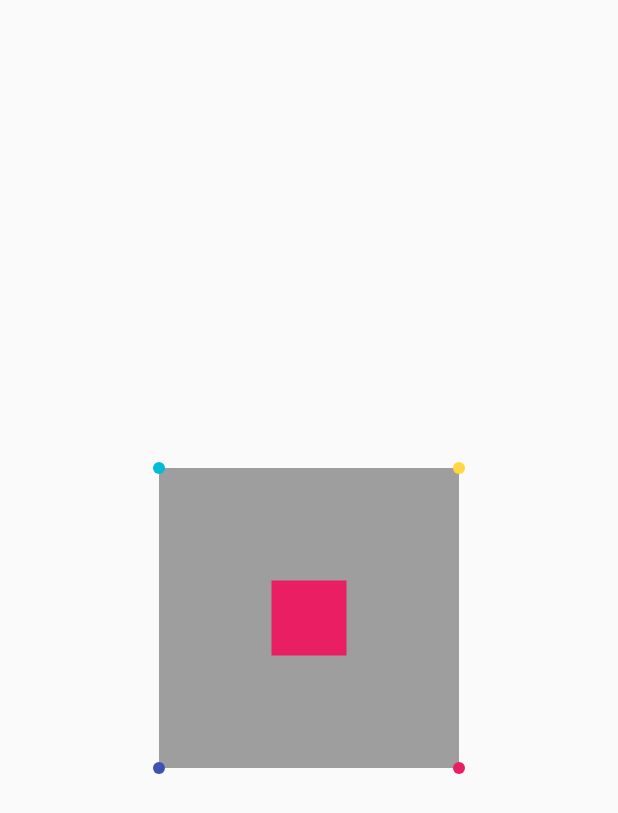
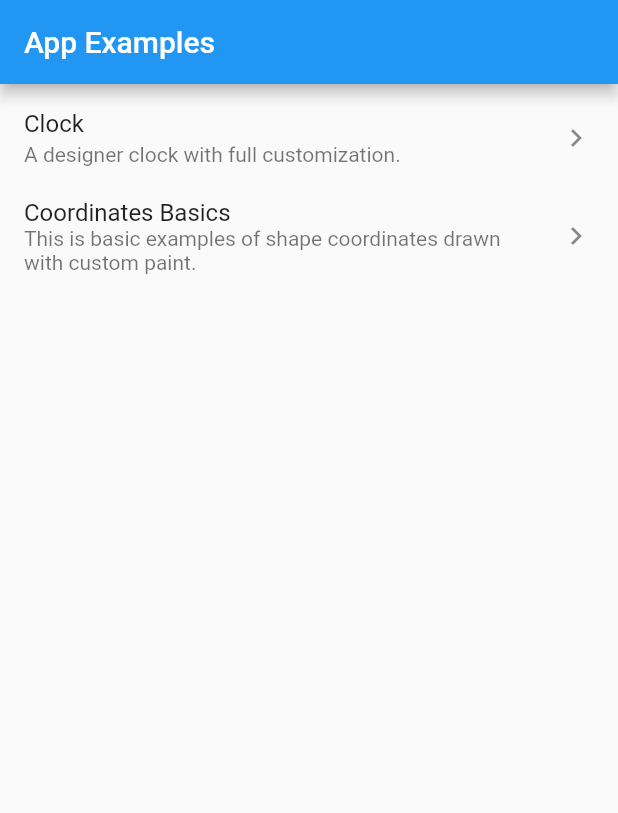
Before and after one commit to idipak/my_experiments_flutter, a Flutter app: the screen it shows after launch, on a phone screen of 412 x 824 dp. Shown: the top 813 px of the screen. Run offline on Flutter 3.47's test engine with Material 2 defaults, Android fonts, the phone set to English and light mode, and no system bars.

Commit message:
Generated routes implementation

```diff
--- a/lib/clock/widgets/clock.dart
+++ b/lib/clock/widgets/clock.dart
@@ -4,6 +4,7 @@ import 'dart:math';
 import 'package:flutter/material.dart';
 
 class ClockView extends StatefulWidget {
+  static const route = "/route";
   const ClockView({Key? key}) : super(key: key);
 
   @override
@@ -11,11 +12,12 @@ class ClockView extends StatefulWidget {
 }
 
 class _ClockViewState extends State<ClockView> {
+  late Timer _timer;
 
   @override
   void initState() {
     super.initState();
-    Timer.periodic(const Duration(seconds: 1), (timer){
+    _timer = Timer.periodic(const Duration(seconds: 1), (timer){
       setState(() {
 
       });
@@ -24,14 +26,24 @@ class _ClockViewState extends State<ClockView> {
   }
 
   @override
+  void dispose() {
+    super.dispose();
+    _timer.cancel();
+  }
+
+  @override
   Widget build(BuildContext context) {
-    return SizedBox(
+    return Scaffold(
+      body: Center(
+        child: SizedBox(
           height: 300,
           width: 300,
           child: Transform.rotate(
             angle: -pi / 2,
             child: CustomPaint(
               painter: ClockPaint(),
+            ),
+          ),
         ),
       ),
     );
--- a/lib/custom_paint/coordinates_basics.dart
+++ b/lib/custom_paint/coordinates_basics.dart
@@ -1,6 +1,7 @@
 import 'package:flutter/material.dart';
 
 class CoordinatesBasics extends StatelessWidget {
+  static const route = "/coordinates-basics";
   const CoordinatesBasics({Key? key}) : super(key: key);
 
   @override
--- a/lib/main.dart
+++ b/lib/main.dart
@@ -1,6 +1,7 @@
 
 import 'package:flutter/material.dart';
-import 'package:my_experiments/custom_paint/coordinates_basics.dart';
+import 'package:my_experiments/menu.dart';
+import 'router.dart';
 
 void main(){
   runApp(const MyApp());
@@ -12,7 +13,8 @@ class MyApp extends StatelessWidget {
   @override
   Widget build(BuildContext context) {
     return const MaterialApp(
-      home: CoordinatesBasics(),
+      onGenerateRoute: RouteGenerator.generateRoute,
+      initialRoute: Menu.route,
     );
   }
 }
--- /dev/null
+++ b/lib/menu.dart
@@ -0,0 +1,48 @@
+import 'package:flutter/material.dart';
+import 'package:my_experiments/clock/widgets/clock.dart';
+import 'package:my_experiments/custom_paint/coordinates_basics.dart';
+
+class Menu extends StatelessWidget {
+  static const route = "/";
+  const Menu({Key? key}) : super(key: key);
+
+  @override
+  Widget build(BuildContext context) {
+    return Scaffold(
+      appBar: AppBar(
+        title: const Text("App Examples"),
+      ),
+      body: ListView(
+        children: const [
+          MenuCard(title: "Clock", subTitle: "A designer clock with full customization.", route: ClockView.route,),
+          MenuCard(title: "Coordinates Basics", subTitle: "This is basic examples of shape coordinates drawn with custom paint.", route: CoordinatesBasics.route)
+        ],
+      ),
+    );
+  }
+}
+
+class MenuCard extends StatelessWidget {
+  final String title;
+  final String subTitle;
+  final String route;
+
+  const MenuCard({
+    Key? key,
+    required this.title,
+    this.subTitle = "This is a example app.",
+    required this.route
+  }) : super(key: key);
+
+  @override
+  Widget build(BuildContext context) {
+    return ListTile(
+      title: Text(title),
+      subtitle: Text(subTitle),
+      trailing: const Icon(Icons.chevron_right),
+      onTap: (){
+        Navigator.pushNamed(context, route);
+      },
+    );
+  }
+}
--- /dev/null
+++ b/lib/router.dart
@@ -0,0 +1,23 @@
+
+import 'package:flutter/material.dart';
+import 'package:my_experiments/clock/widgets/clock.dart';
+import 'package:my_experiments/custom_paint/coordinates_basics.dart';
+import 'package:my_experiments/menu.dart';
+
+class RouteGenerator{
+  static Route<dynamic> generateRoute(RouteSettings settings){
+    switch(settings.name){
+      case Menu.route:
+        return MaterialPageRoute(builder: (_) => const Menu());
+
+      case CoordinatesBasics.route:
+        return MaterialPageRoute(builder: (_) => const CoordinatesBasics());
+
+      case ClockView.route:
+        return MaterialPageRoute(builder: (_) => const ClockView());
+
+        default:
+          return MaterialPageRoute(builder: (_) => const Scaffold(body: Center(child: Text("No route found")),));
+    }
+  }
+}
```
Lines whose indentation alone changed are shown as unchanged.
